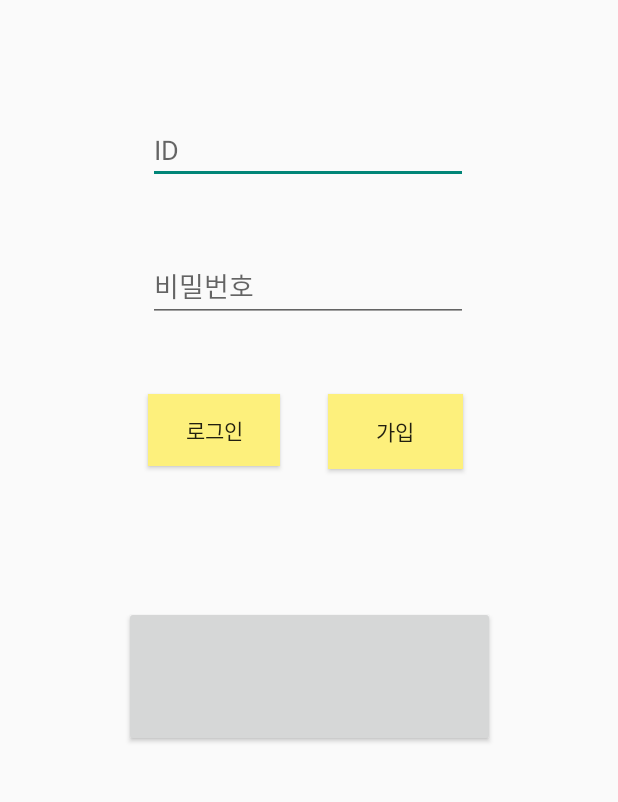
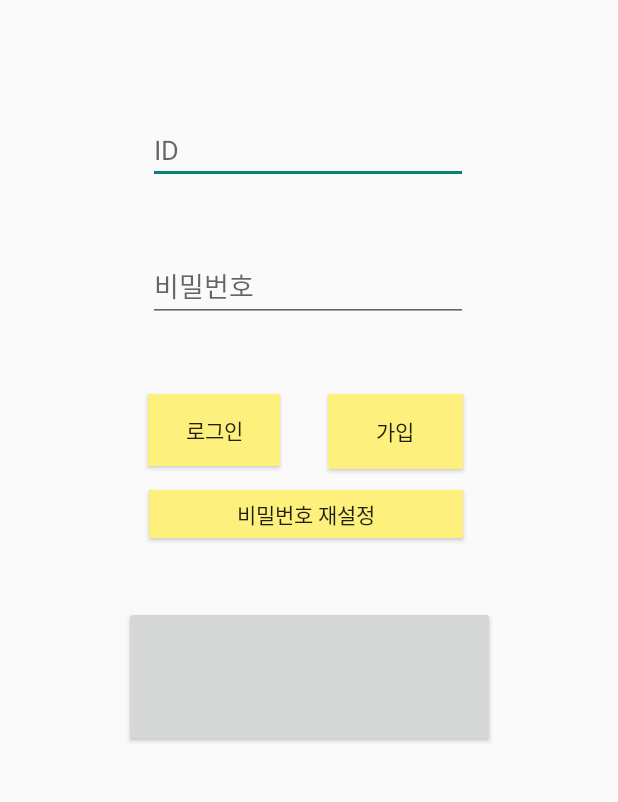
Before and after one commit to MinukLee1/Navi, an Android app: the screen it shows after launch (LoginActivity), on a phone screen of 412 x 824 dp, the part 223-1025 px from its top. Run offline under Robolectric (Android 15) with nearby library versions, the phone set to English and light mode, and no system bars; our stand-ins replace Firebase (no records; nobody signed in at launch, a user with empty details on screens opened directly); libraries missing offline, so code that uses them is left out: com.kakao.auth, com.kakao.network, com.kakao.usermgmt, com.kakao.util, net.daum.mf; plain views replace LoginButton; 4 statements that could not run were skipped.

```diff
--- a/app/src/main/AndroidManifest.xml
+++ b/app/src/main/AndroidManifest.xml
@@ -40,7 +40,7 @@
         <activity android:name=".UserInfoActivity" android:label="UserInfoActivity"/>
         <activity android:name=".BookmarkActivity" android:label="BookmarkActivity"/>
         <activity android:name=".UploadActivity" android:label="UploadActivity"/>
-
+        <activity android:name=".PassresetActivity"/>
 
 
 
--- a/app/src/main/java/com/tennessee/project_navi/LoginActivity.java
+++ b/app/src/main/java/com/tennessee/project_navi/LoginActivity.java
@@ -17,7 +17,6 @@ import com.google.firebase.auth.AuthResult;
 import com.google.firebase.auth.FirebaseAuth;
 import com.google.firebase.auth.FirebaseUser;
 import com.kakao.auth.ISessionCallback;
-import com.kakao.auth.Session;
 import com.kakao.network.ErrorResult;
 import com.kakao.usermgmt.UserManagement;
 import com.kakao.usermgmt.callback.MeV2ResponseCallback;
@@ -30,7 +29,7 @@ public class LoginActivity extends Activity {
     private ISessionCallback mSessionCallback;
 
     EditText Login_ID, Login_Pass;
-    Button btnLogin, btnJoin;
+    Button btnLogin, btnJoin, btngotoPassreset;
     private FirebaseAuth mAuth;
     @Override
     protected void onCreate(@Nullable Bundle savedInstanceState) {
@@ -88,10 +87,12 @@ public class LoginActivity extends Activity {
         };
         // -> 틀릴시 에러 메시지 뜨긴하는데 변수 이중설정 필요성 ?
         Login_ID = findViewById(R.id.login_ID);
-        Login_Pass = findViewById(R.id.login_Pass);
+        Login_Pass = findViewById(R.id.emailEditText);
+
 
         btnLogin = findViewById(R.id.btnLogin);
         btnJoin = findViewById(R.id.btnJoin);
+        btngotoPassreset = findViewById(R.id.btngotoPassreset);
 
         // Intent 넘기는건 Login() Method 안에서 실행
         btnLogin.setOnClickListener(new View.OnClickListener() {
@@ -108,7 +109,12 @@ public class LoginActivity extends Activity {
                 startActivity(intent);
             }
         });
-
+        btngotoPassreset.setOnClickListener(new View.OnClickListener() {
+            @Override
+            public void onClick(View v) {
+                StartMyActivity(PassresetActivity.class);
+            }
+        });
 
 
     }
@@ -116,7 +122,7 @@ public class LoginActivity extends Activity {
     private void Login() {
 
         String email = ((EditText) findViewById(R.id.login_ID)).getText().toString();
-        String password = ((EditText) findViewById(R.id.login_Pass)).getText().toString();
+        String password = ((EditText) findViewById(R.id.emailEditText)).getText().toString();
 
 
         if (email.length() > 0 && password.length() > 0) {
@@ -127,7 +133,7 @@ public class LoginActivity extends Activity {
                             if (task.isSuccessful()) {
                                 FirebaseUser user = mAuth.getCurrentUser();
                                 startToast("로그인에 성공하였습니다.");
-                                StartMainActivity();
+                                StartMyActivity(MainActivity.class);
                             } else {
                                 if(task.getException() != null){
                                     startToast(task.getException().toString());
@@ -145,8 +151,8 @@ public class LoginActivity extends Activity {
         Toast.makeText(this, msg, Toast.LENGTH_SHORT).show();
     }
 
-    private void StartMainActivity(){
-         Intent intent = new Intent(this, MainActivity.class);
+    private void StartMyActivity(Class c){
+         Intent intent = new Intent(this, c);
          intent.addFlags(Intent.FLAG_ACTIVITY_CLEAR_TOP);
          startActivity(intent);
     }
--- a/app/src/main/res/layout/login_page.xml
+++ b/app/src/main/res/layout/login_page.xml
@@ -27,9 +27,21 @@
         android:background="#FDF07C"
         android:text="로그인"
         app:backgroundTint="#FDF07C"
-        app:layout_constraintStart_toStartOf="@+id/login_Pass"
-        app:layout_constraintTop_toBottomOf="@+id/login_Pass" />
+        app:layout_constraintStart_toStartOf="@+id/emailEditText"
+        app:layout_constraintTop_toBottomOf="@+id/emailEditText" />
 
+
+    <Button
+        android:id="@+id/btngotoPassreset"
+        android:layout_width="209dp"
+        android:layout_height="32dp"
+        android:layout_marginTop="112dp"
+        android:background="#FDF07C"
+        android:text="비밀번호 재설정"
+        app:backgroundTint="#FDF07C"
+        app:layout_constraintEnd_toEndOf="@+id/btnJoin"
+        app:layout_constraintStart_toStartOf="@+id/btnLogin"
+        app:layout_constraintTop_toBottomOf="@+id/emailEditText" />
 
     <EditText
         android:id="@+id/login_ID"
@@ -47,7 +59,7 @@
         app:layout_constraintTop_toTopOf="parent" />
 
     <EditText
-        android:id="@+id/login_Pass"
+        android:id="@+id/emailEditText"
         android:layout_width="wrap_content"
         android:layout_height="wrap_content"
         android:layout_marginTop="44dp"
```
Also changed, not shown: app/src/main/java/com/tennessee/project_navi/PassresetActivity.java (added, +89 -0 lines), app/src/main/res/layout/passreset_page.xml (added, +46 -0 lines).
